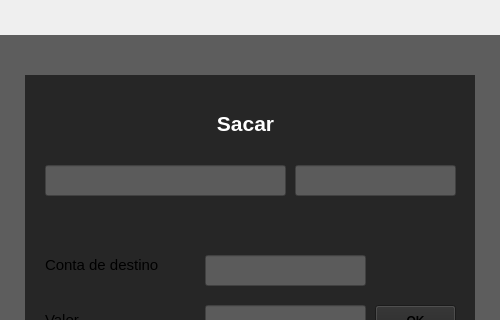
Old version of the form Interface/telas/telaTransferir.ui in the repository cdanielss/pooII; both pictures show x 0 to 500 and y 0 to 320 of the 500 by 700 pixel window.
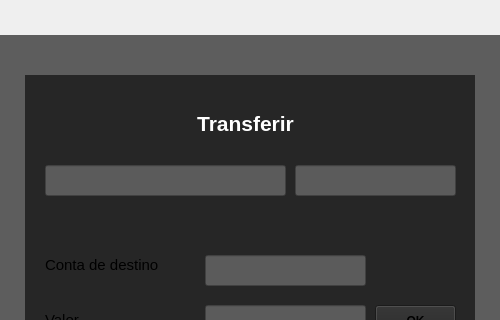
New version of the form.

```diff
--- a/Interface/telas/telaTransferir.ui
+++ b/Interface/telas/telaTransferir.ui
@@ -124,7 +124,7 @@
            <string notr="true">color: rgb(255, 255, 255);</string>
           </property>
           <property name="text">
-           <string>&lt;html&gt;&lt;head/&gt;&lt;body&gt;&lt;p align=&quot;center&quot;&gt;&lt;span style=&quot; font-size:16pt; font-weight:600;&quot;&gt;Sacar&lt;/span&gt;&lt;/p&gt;&lt;/body&gt;&lt;/html&gt;</string>
+           <string>&lt;html&gt;&lt;head/&gt;&lt;body&gt;&lt;p align=&quot;center&quot;&gt;&lt;span style=&quot; font-size:16pt; font-weight:600;&quot;&gt;Transferir&lt;/span&gt;&lt;/p&gt;&lt;/body&gt;&lt;/html&gt;</string>
           </property>
          </widget>
          <widget class="QLineEdit" name="campo_cpf">
```
